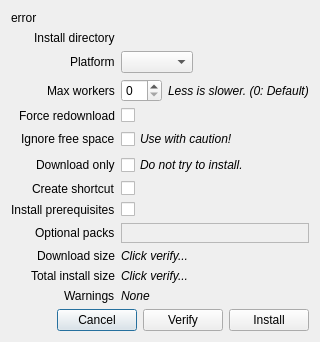
Old version of the form rare/ui/components/dialogs/install_dialog.ui in the repository RareDevs/Rare.
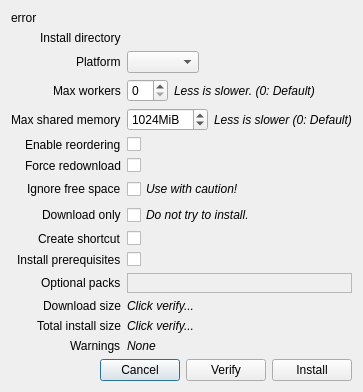
New version of the form.

Commit message:
InstallDialog: Add max shared memory override and download reordering options
Fixes: #206

Patch:
```diff
--- a/rare/ui/components/dialogs/install_dialog.ui
+++ b/rare/ui/components/dialogs/install_dialog.ui
@@ -6,8 +6,8 @@
    <rect>
     <x>0</x>
     <y>0</y>
-    <width>337</width>
-    <height>372</height>
+    <width>379</width>
+    <height>434</height>
    </rect>
   </property>
   <property name="windowTitle">
@@ -70,14 +70,14 @@
      </item>
     </layout>
    </item>
-   <item row="4" column="0">
+   <item row="6" column="0">
     <widget class="QLabel" name="force_download_label">
      <property name="text">
       <string>Force redownload</string>
      </property>
     </widget>
    </item>
-   <item row="4" column="1">
+   <item row="6" column="1">
     <widget class="QCheckBox" name="force_download_check">
      <property name="sizePolicy">
       <sizepolicy hsizetype="Maximum" vsizetype="Fixed">
@@ -107,42 +107,42 @@
      </property>
     </widget>
    </item>
-   <item row="5" column="0">
+   <item row="7" column="0">
     <widget class="QLabel" name="ignore_space_label">
      <property name="text">
       <string>Ignore free space</string>
      </property>
     </widget>
    </item>
-   <item row="6" column="0">
+   <item row="8" column="0">
     <widget class="QLabel" name="download_only_label">
      <property name="text">
       <string>Download only</string>
      </property>
     </widget>
    </item>
-   <item row="7" column="0">
+   <item row="9" column="0">
     <widget class="QLabel" name="shortcut_lbl">
      <property name="text">
       <string>Create shortcut</string>
      </property>
     </widget>
    </item>
-   <item row="7" column="1">
+   <item row="9" column="1">
     <widget class="QCheckBox" name="shortcut_cb">
      <property name="text">
       <string notr="true"/>
      </property>
     </widget>
    </item>
-   <item row="9" column="0">
+   <item row="11" column="0">
     <widget class="QLabel" name="sdl_list_label">
      <property name="text">
       <string>Optional packs</string>
      </property>
     </widget>
    </item>
-   <item row="9" column="1">
+   <item row="11" column="1">
     <widget class="QFrame" name="sdl_list_frame">
      <property name="frameShape">
       <enum>QFrame::StyledPanel</enum>
@@ -157,14 +157,14 @@
      </layout>
     </widget>
    </item>
-   <item row="11" column="0">
+   <item row="13" column="0">
     <widget class="QLabel" name="download_size_label">
      <property name="text">
       <string>Download size</string>
      </property>
     </widget>
    </item>
-   <item row="11" column="1">
+   <item row="13" column="1">
     <widget class="QLabel" name="download_size_info_label">
      <property name="font">
       <font>
@@ -176,14 +176,14 @@
      </property>
     </widget>
    </item>
-   <item row="12" column="0">
+   <item row="14" column="0">
     <widget class="QLabel" name="install_size_label">
      <property name="text">
       <string>Total install size</string>
      </property>
     </widget>
    </item>
-   <item row="12" column="1">
+   <item row="14" column="1">
     <widget class="QLabel" name="install_size_info_label">
      <property name="font">
       <font>
@@ -198,7 +198,7 @@
      </property>
     </widget>
    </item>
-   <item row="13" column="1">
+   <item row="15" column="1">
     <widget class="QLabel" name="warn_message">
      <property name="font">
       <font>
@@ -213,14 +213,14 @@
      </property>
     </widget>
    </item>
-   <item row="13" column="0">
+   <item row="15" column="0">
     <widget class="QLabel" name="warn_label">
      <property name="text">
       <string>Warnings</string>
      </property>
     </widget>
    </item>
-   <item row="14" column="0" colspan="2">
+   <item row="16" column="0" colspan="2">
     <layout class="QHBoxLayout" name="button_layout">
      <item>
       <spacer name="button_hspacer">
@@ -258,21 +258,26 @@
      </item>
     </layout>
    </item>
-   <item row="8" column="0">
+   <item row="10" column="0">
     <widget class="QLabel" name="install_preqs_lbl">
      <property name="text">
       <string>Install prerequisites</string>
      </property>
     </widget>
    </item>
-   <item row="8" column="1">
+   <item row="10" column="1">
     <widget class="QCheckBox" name="install_preqs_check">
+     <property name="font">
+      <font>
+       <italic>true</italic>
+      </font>
+     </property>
      <property name="text">
       <string notr="true"/>
      </property>
     </widget>
    </item>
-   <item row="5" column="1">
+   <item row="7" column="1">
     <widget class="QCheckBox" name="ignore_space_check">
      <property name="sizePolicy">
       <sizepolicy hsizetype="Maximum" vsizetype="Fixed">
@@ -290,7 +295,7 @@
      </property>
     </widget>
    </item>
-   <item row="6" column="1">
+   <item row="8" column="1">
     <widget class="QCheckBox" name="download_only_check">
      <property name="sizePolicy">
       <sizepolicy hsizetype="Maximum" vsizetype="Fixed">
@@ -308,6 +313,71 @@
      </property>
     </widget>
    </item>
+   <item row="4" column="0">
+    <widget class="QLabel" name="max_memory_label">
+     <property name="text">
+      <string>Max shared memory</string>
+     </property>
+    </widget>
+   </item>
+   <item row="4" column="1">
+    <layout class="QHBoxLayout" name="max_memory_layout">
+     <item>
+      <widget class="QSpinBox" name="max_memory_spin">
+       <property name="sizePolicy">
+        <sizepolicy hsizetype="Maximum" vsizetype="Fixed">
+         <horstretch>0</horstretch>
+         <verstretch>0</verstretch>
+        </sizepolicy>
+       </property>
+       <property name="suffix">
+        <string>MiB</string>
+       </property>
+       <property name="minimum">
+        <number>0</number>
+       </property>
+       <property name="maximum">
+        <number>10240</number>
+       </property>
+       <property name="singleStep">
+        <number>128</number>
+       </property>
+       <property name="value">
+        <number>1024</number>
+       </property>
+      </widget>
+     </item>
+     <item>
+      <widget class="QLabel" name="max_memory_info_label">
+       <property name="font">
+        <font>
+         <italic>true</italic>
+        </font>
+       </property>
+       <property name="text">
+        <string>Less is slower (0: Default)</string>
+       </property>
+      </widget>
+     </item>
+    </layout>
+   </item>
+   <item row="5" column="0">
+    <widget class="QLabel" name="dl_optimizations_label">
+     <property name="text">
+      <string>Enable reordering</string>
+     </property>
+    </widget>
+   </item>
+   <item row="5" column="1">
+    <widget class="QCheckBox" name="dl_optimizations_check">
+     <property name="text">
+      <string notr="true"/>
+     </property>
+     <property name="checked">
+      <bool>false</bool>
+     </property>
+    </widget>
+   </item>
   </layout>
  </widget>
  <resources/>
```
The commit also changes 5 other files.
